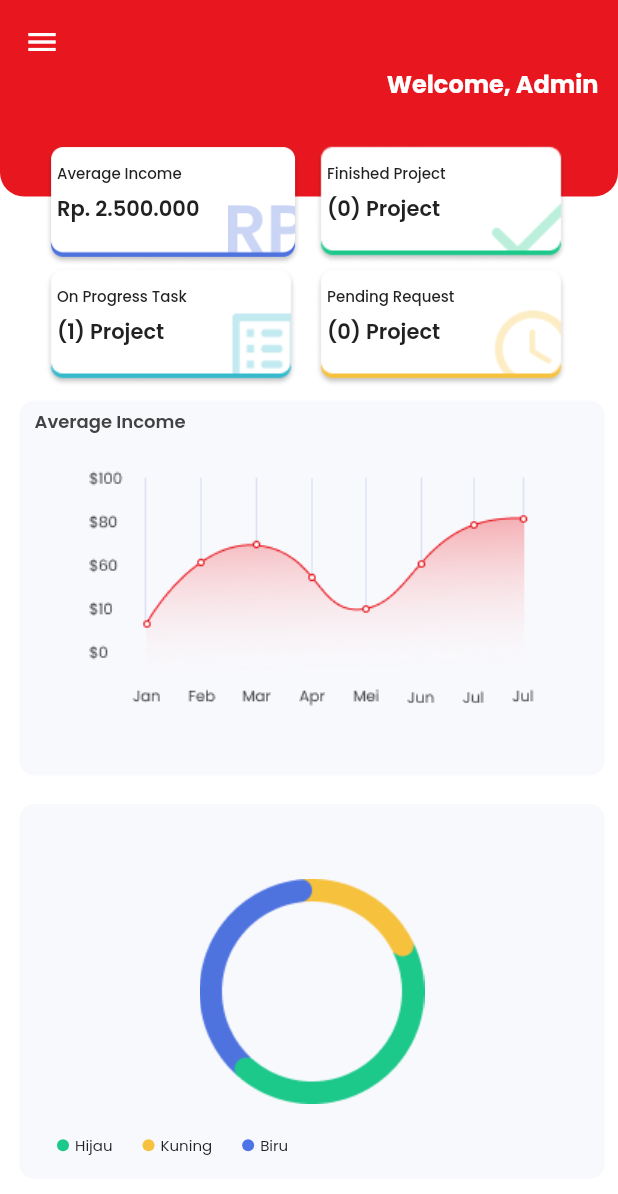
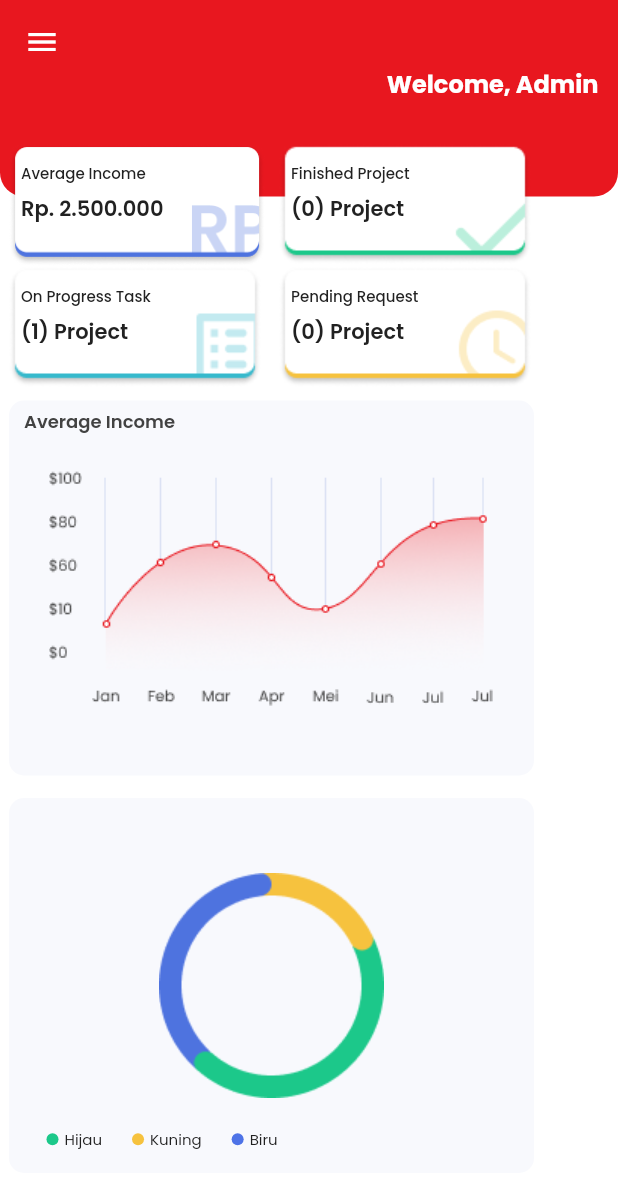
Before and after one commit to magang-wit-id/project101, a Flutter app: the screen it shows after launch, on a phone screen of 412 x 824 dp. Shown: the top 1194 px of the screen. Run offline on Flutter 3.47's test engine with Material 2 defaults, Android fonts, the phone set to English and light mode, and no system bars; our stand-ins replace flutter_svg, google_fonts.

Commit message:
fix dashboard

```diff
--- a/wit101/lib/view/screens/dashboard.dart
+++ b/wit101/lib/view/screens/dashboard.dart
@@ -22,17 +22,17 @@ class Dashboard extends StatelessWidget {
             banner(context),
             Positioned(
               top: 96,
-              left: 30,
+              left: 6,
               child: cardDashboard(),
             ),
             Positioned(
               top: 267,
-              left: 13,
+              left: 6,
               child: income(),
             ),
             Positioned(
-              top: 536,
-              left: 13,
+              top: 532,
+              left: 6,
               child: revenue(),
             ),
           ],
@@ -193,7 +193,7 @@ class Dashboard extends StatelessWidget {
 
   Widget income() {
     return Container(
-      width: 390,
+      width: 350,
       height: 250,
       decoration: BoxDecoration(
         color: const Color.fromRGBO(248, 249, 253, 1),
@@ -213,8 +213,6 @@ class Dashboard extends StatelessWidget {
           ),
           Center(
             child: SizedBox(
-              width: 350,
-              height: 250,
               child: Image.asset('assets/png/grafik.png'),
             ),
           ),
@@ -225,7 +223,7 @@ class Dashboard extends StatelessWidget {
 
   Widget revenue() {
     return Container(
-      width: 390,
+      width: 350,
       height: 250,
       decoration: BoxDecoration(
         color: const Color.fromRGBO(248, 249, 253, 1),
@@ -243,8 +241,6 @@ class Dashboard extends StatelessWidget {
           ),
           Center(
             child: SizedBox(
-              width: 180,
-              height: 180,
               child: Image.asset('assets/png/sources.png'),
             ),
           ),
```
Also changed, not shown: wit101/lib/view/screens/userlist.dart (added, +118 -0 lines), wit101/assets/png/profile1.png (added), wit101/assets/png/profile2.png (added).
